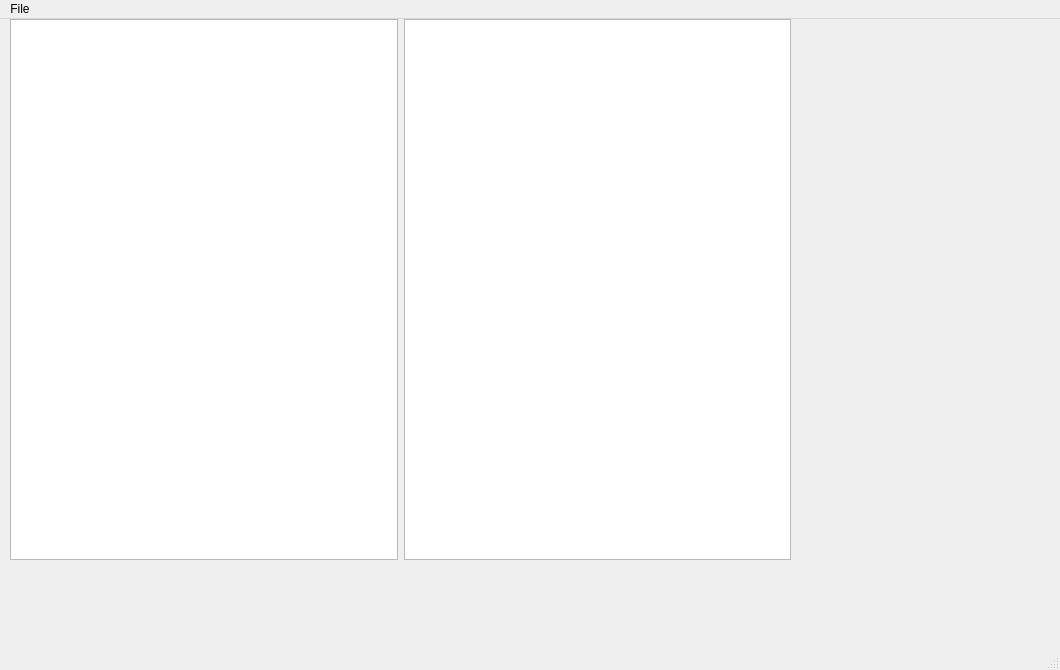
The window that ui/mainwindow.ui (ZachMassia/midcom-tax-python) describes before a commit, drawn with Qt 5.
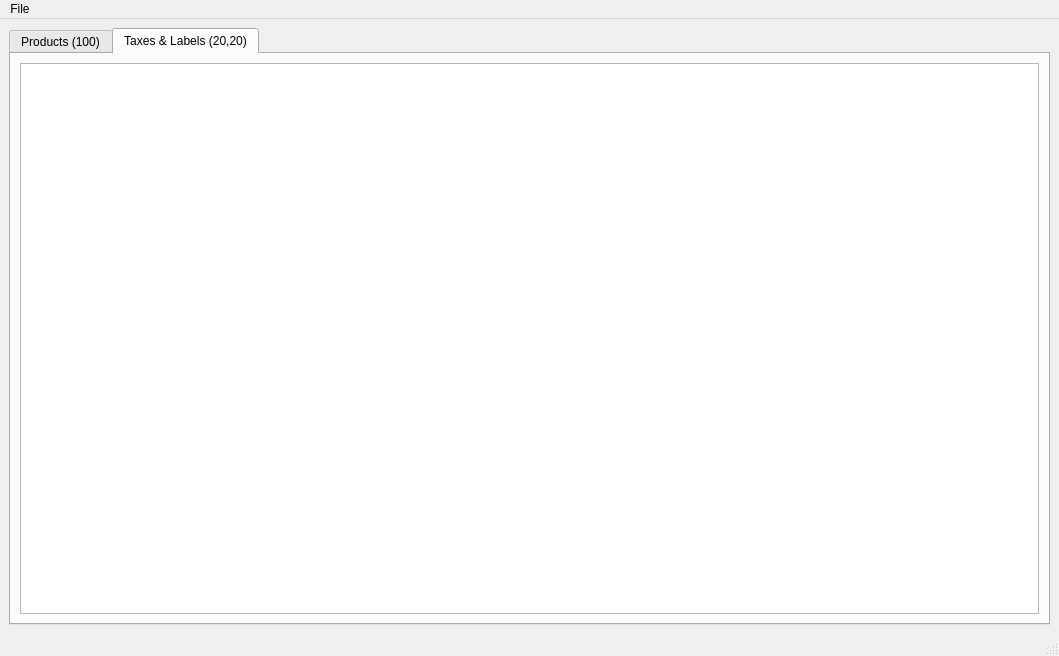
The same window after the commit.

Commit message: Finish up tax code tab, load in .dat files

Patch:
```diff
--- a/ui/mainwindow.ui
+++ b/ui/mainwindow.ui
@@ -6,43 +6,71 @@
    <rect>
     <x>0</x>
     <y>0</y>
-    <width>1060</width>
-    <height>670</height>
+    <width>1059</width>
+    <height>656</height>
    </rect>
   </property>
   <property name="windowTitle">
    <string>MIDCOM 8000 Tax Editor - Standard Format (20,20,100)</string>
   </property>
   <widget class="QWidget" name="centralwidget">
-   <widget class="QWidget" name="horizontalLayoutWidget">
-    <property name="geometry">
-     <rect>
-      <x>10</x>
-      <y>0</y>
-      <width>781</width>
-      <height>541</height>
-     </rect>
-    </property>
-    <layout class="QHBoxLayout" name="horizontalLayout" stretch="0,0">
-     <property name="sizeConstraint">
-      <enum>QLayout::SetNoConstraint</enum>
-     </property>
-     <item>
-      <widget class="QTableView" name="taxTableView"/>
-     </item>
-     <item>
-      <widget class="QTreeView" name="productTreeView"/>
-     </item>
-    </layout>
-   </widget>
+   <layout class="QHBoxLayout" name="horizontalLayout">
+    <item>
+     <layout class="QVBoxLayout" name="verticalLayout">
+      <item>
+       <widget class="QTabWidget" name="tabWidget">
+        <property name="currentIndex">
+         <number>1</number>
+        </property>
+        <widget class="QWidget" name="productTab">
+         <attribute name="title">
+          <string>Products (100)</string>
+         </attribute>
+         <layout class="QHBoxLayout" name="horizontalLayout_2">
+          <item>
+           <widget class="QTreeView" name="productTreeView"/>
+          </item>
+         </layout>
+        </widget>
+        <widget class="QWidget" name="taxTab">
+         <attribute name="title">
+          <string>Taxes &amp;&amp; Labels (20,20)</string>
+         </attribute>
+         <layout class="QHBoxLayout" name="horizontalLayout_3">
+          <item>
+           <widget class="QTableView" name="taxTableView">
+            <property name="sizeAdjustPolicy">
+             <enum>QAbstractScrollArea::AdjustToContentsOnFirstShow</enum>
+            </property>
+            <property name="editTriggers">
+             <set>QAbstractItemView::AnyKeyPressed|QAbstractItemView::DoubleClicked</set>
+            </property>
+            <property name="alternatingRowColors">
+             <bool>true</bool>
+            </property>
+            <property name="selectionMode">
+             <enum>QAbstractItemView::SingleSelection</enum>
+            </property>
+            <attribute name="verticalHeaderStretchLastSection">
+             <bool>true</bool>
+            </attribute>
+           </widget>
+          </item>
+         </layout>
+        </widget>
+       </widget>
+      </item>
+     </layout>
+    </item>
+   </layout>
   </widget>
   <widget class="QMenuBar" name="menubar">
    <property name="geometry">
     <rect>
      <x>0</x>
      <y>0</y>
-     <width>1060</width>
-     <height>21</height>
+     <width>1059</width>
+     <height>24</height>
     </rect>
    </property>
    <widget class="QMenu" name="menuFile">
```
Left out of the diff: 14 changed lines with no effect on the pictures. The commit also changes 5 other files.
